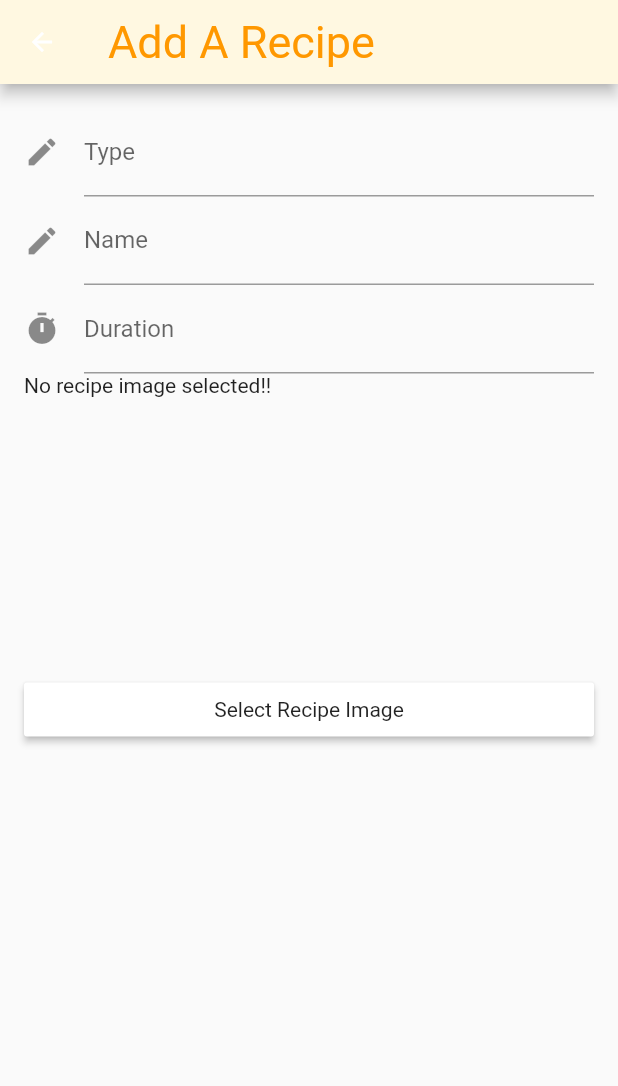
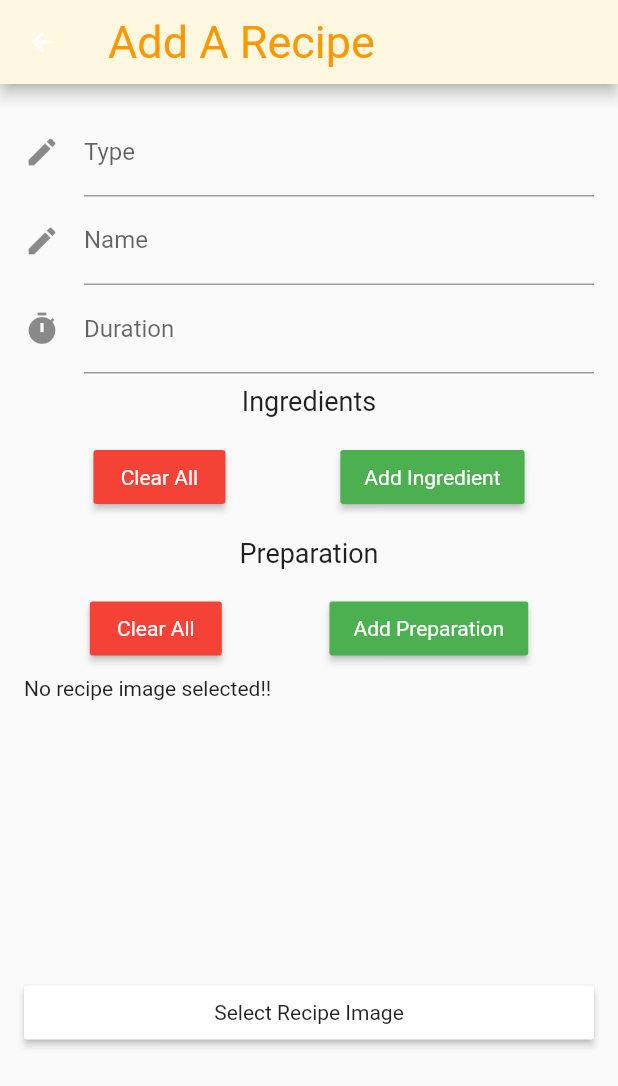
Before and after one commit to DriZy/Km-Recipes, a Flutter app: the AddRecipe screen opened by its route, on a phone screen of 412 x 824 dp. Shown: the top 1086 px of the screen. Run offline on Flutter 3.47's test engine with Material 2 defaults, Android fonts, the phone set to English and light mode, and no system bars; our stand-ins replace cloud_firestore, firebase_auth, google_sign_in, image_picker; missing offline and left inert: duration; accounts and stored records are empty.

Commit message:
complete ui for add recipes

```diff
--- a/lib/src/ui/screens/add_recipe.dart
+++ b/lib/src/ui/screens/add_recipe.dart
@@ -13,6 +13,9 @@ class AddRecipe extends StatefulWidget {
 class _AddRecipeState extends State<AddRecipe> {
   final _formKey = GlobalKey();
   File galleryFile;
+
+  List<String> ingredients = [];
+  List<String> preparation = [];
 
   // TextEditingController _controller = TextEditingController();
 
@@ -47,19 +50,16 @@ class _AddRecipeState extends State<AddRecipe> {
           title: Text("Add A Recipe",
               style: TextStyle(fontSize: 30, color: Colors.orange))),
       body: Container(
-            padding:
-                const EdgeInsets.symmetric(vertical: 16.0, horizontal: 16.0),
+        padding: const EdgeInsets.symmetric(vertical: 16.0, horizontal: 16.0),
         child: Builder(
           builder: (context) => Form(
             key: _formKey,
-                    child: Column(
-                        crossAxisAlignment: CrossAxisAlignment.stretch,
+            child: ListView(
+              scrollDirection: Axis.vertical,
               children: [
                 TextFormField(
                   decoration: InputDecoration(
-                               icon: const Icon(Icons.edit),
-                               labelText: 'Type'
-                            ),
+                      icon: const Icon(Icons.edit), labelText: 'Type'),
                   validator: (value) {
                     if (value.isEmpty) {
                       return 'Please enter recipe type';
@@ -70,9 +70,7 @@ class _AddRecipeState extends State<AddRecipe> {
                 ),
                 TextFormField(
                   decoration: InputDecoration(
-                              icon: const Icon(Icons.mode_edit),
-                              labelText: 'Name'
-                            ),
+                      icon: const Icon(Icons.mode_edit), labelText: 'Name'),
                   validator: (value) {
                     if (value.isEmpty) {
                       return 'Please enter recipe name.';
@@ -82,14 +80,123 @@ class _AddRecipeState extends State<AddRecipe> {
                 TextFormField(
                   keyboardType: TextInputType.number,
                   decoration: InputDecoration(
-                              icon: const Icon(Icons.timer),
-                              labelText: 'Duration'
-                            ),
+                      icon: const Icon(Icons.timer), labelText: 'Duration'),
                   validator: (value) {
                     if (value.isEmpty) {
                       return 'Please enter recipe Duration.';
                     }
                   },
+                ),
+                Padding(
+                  padding: const EdgeInsets.all(8.0),
+                  child: Text('Ingredients',
+                      style: TextStyle(fontSize: 18),
+                      textAlign: TextAlign.center),
+                ),
+                Column(
+                  children: ingredients.reversed.map((item) {
+                    return Dismissible(
+                      key: Key(item),
+                      onDismissed: (DismissDirection direction) {
+                        setState(() {
+                           ingredients.remove(item);
+                        });
+                      },
+                      child: TextFormField(
+                        decoration: InputDecoration(
+                          icon: Icon(Icons.edit),
+                          labelText: 'Enter ingredient',
+                          suffixIcon: IconButton(
+                            icon: Icon(Icons.remove),
+                            onPressed: () {
+                              debugPrint('222');
+                            },
+                          ),
+                        ),
+                      ),
+                    );
+                  }).toList(),
+                ),
+                Padding(
+                  padding: const EdgeInsets.all(8.0),
+                  child: Row(
+                      mainAxisAlignment: MainAxisAlignment.spaceAround,
+                      children: <Widget>[
+                        RaisedButton(
+                          color: Colors.red,
+                          child: new Text('Clear All',
+                              style: TextStyle(color: Colors.white)),
+                          onPressed: () {
+                            setState(() {
+                              ingredients.clear();
+                            });
+                          },
+                        ),
+                        RaisedButton(
+                          color: Colors.green,
+                          child: new Text('Add Ingredient',
+                              style: TextStyle(color: Colors.white)),
+                          onPressed: () {
+                            setState(() {
+                              ingredients.add('');
+                            });
+                          },
+                        ),
+                      ]),
+                ),
+                Padding(
+                  padding: const EdgeInsets.all(8.0),
+                  child: Text('Preparation',
+                      style: TextStyle(fontSize: 18),
+                      textAlign: TextAlign.center),
+                ),
+                Column(
+                  children: preparation.reversed.map((item) {
+                    return Dismissible(
+                        key: Key(item),
+                        onDismissed: (DismissDirection direction) {
+                          setState(() {
+                             preparation.remove(item);
+                          });
+                        },
+                        child: TextFormField(
+                          decoration: InputDecoration(
+                              icon: Icon(Icons.edit),
+                              labelText: 'Enter preparatory step',
+                              suffixIcon: IconButton(
+                                  icon: Icon(Icons.remove),
+                                  onPressed: () {
+                                    debugPrint('222');
+                                  })),
+                        ));
+                  }).toList(),
+                ),
+                Padding(
+                  padding: const EdgeInsets.all(8.0),
+                  child: Row(
+                      mainAxisAlignment: MainAxisAlignment.spaceAround,
+                      children: <Widget>[
+                        RaisedButton(
+                          color: Colors.red,
+                          child: new Text('Clear All',
+                              style: TextStyle(color: Colors.white)),
+                          onPressed: () {
+                            setState(() {
+                              preparation.clear();
+                            });
+                          },
+                        ),
+                        RaisedButton(
+                          color: Colors.green,
+                          child: new Text('Add Preparation',
+                              style: TextStyle(color: Colors.white)),
+                          onPressed: () {
+                            setState(() {
+                              preparation.add('');
+                            });
+                          },
+                        ),
+                      ]),
                 ),
                 displaySelectedFile(galleryFile),
                 RaisedButton(
@@ -111,11 +218,16 @@ class _AddRecipeState extends State<AddRecipe> {
                 //           }
                 //         },
                 //         child: Text('Save'))),
-                        ])))));
+              ],
+            ),
+          ),
+        ),
+      ),
+    );
   }
 
-  _showDialog(BuildContext context) {
-    Scaffold.of(context)
-        .showSnackBar(SnackBar(content: Text('Submitting form')));
+  // _showDialog(BuildContext context) {
+  //   Scaffold.of(context)
+  //       .showSnackBar(SnackBar(content: Text('Submitting form')));
+  // }
 }
-}
--- a/pubspec.yaml
+++ b/pubspec.yaml
@@ -24,6 +24,7 @@ dependencies:
   google_sign_in: ^4.0.7
   cloud_firestore: ^0.12.9+3
   image_picker: ^0.5.4+3
+  frideos: ^0.7.0+1
 
 
 
```
Also changed, not shown: pubspec.lock. Lines whose indentation alone changed are shown as unchanged.
